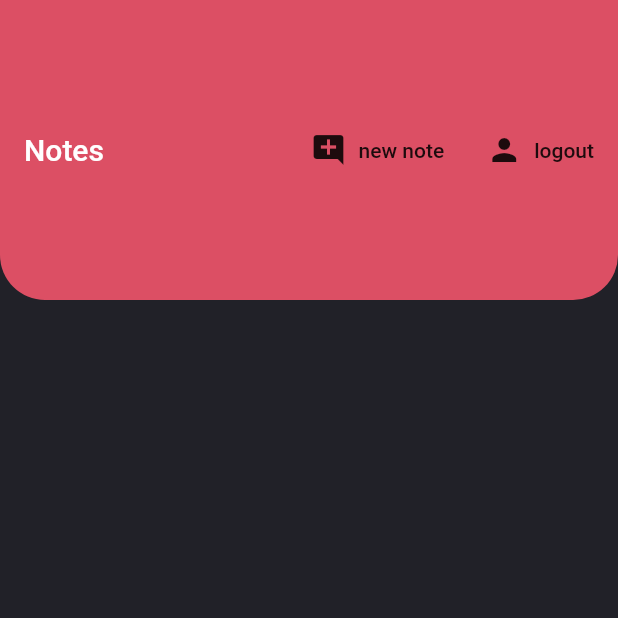
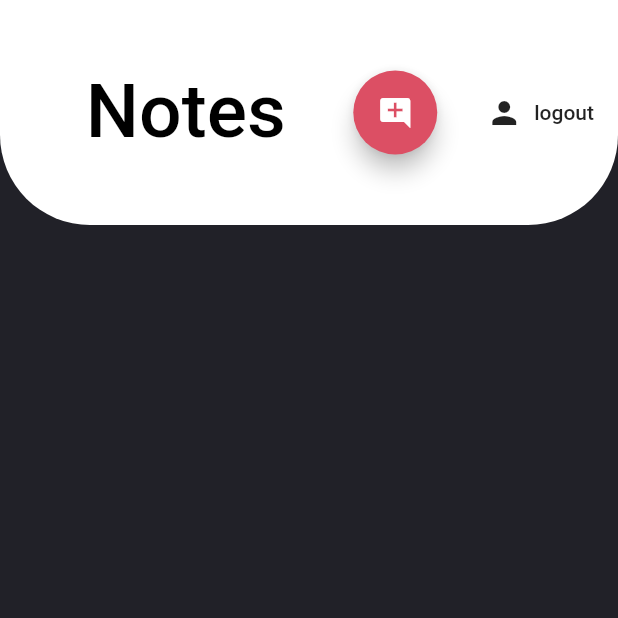
Before and after one commit to powerbuilder1/TodoApp, a Flutter app: the screen it shows once a user with an empty profile is signed in, on a phone screen of 412 x 824 dp, the top half of it. Run offline on Flutter 3.47's test engine with Material 2 defaults, Android fonts, the phone set to English and light mode, and no system bars; our stand-ins replace cloud_firestore, firebase_auth, firebase_core; accounts and stored records are empty.

Commit message:
sliding background / note form ui update

```diff
--- a/todoApp/lib/models/global.dart
+++ b/todoApp/lib/models/global.dart
@@ -59,3 +59,8 @@ TextStyle redText = new TextStyle(
   color: redColor,
   fontSize: 20
 );
+
+TextStyle slideText = TextStyle(
+  color: Colors.white,
+  fontWeight: FontWeight.w700,
+);
--- a/todoApp/lib/screens/home/home.dart
+++ b/todoApp/lib/screens/home/home.dart
@@ -19,8 +19,13 @@ class Home extends StatelessWidget {
     Note test = Note(title: 'Grundversorgung', mainPart: 'Pizza kaufen');
 
     void _showNewNotePanel(){
-      showModalBottomSheet(context: context, builder: (context) {
+      showModalBottomSheet(
+        context: context,
+        shape: RoundedRectangleBorder(borderRadius: BorderRadius.circular(25.0)),
+        backgroundColor: darkGreyColor,
+        builder: (context) {
           return Container(
+            height: 350.0,
             padding: EdgeInsets.symmetric(vertical: 20.0, horizontal: 60.0),
             child: NoteForm(),
           );
@@ -34,21 +39,41 @@ class Home extends StatelessWidget {
         appBar: AppBar(
           shape: RoundedRectangleBorder(
             borderRadius: BorderRadius.vertical(
-              bottom: Radius.circular(30)
+              bottom: Radius.circular(60)
             ),
           ),
-          toolbarHeight: 200.0,
-          backgroundColor: redColor,
-          title: Text('Notes'),
+          toolbarHeight: 150.0,
+          backgroundColor: Colors.white,
+          title: Container(
+            margin: EdgeInsets.only(left: MediaQuery.of(context).size.width * 0.1),
+            child: Text(
+              'Notes',
+              style: TextStyle(
+                color: Colors.black,
+                fontSize: 50.0,
+              ),
+            ),
+          ),
           elevation: 0.0,
           actions: [
-            FlatButton.icon(
-              icon: Icon(Icons.add_comment),
-              label: Text('new note'),
-              onPressed: () async {
-                // await DatabaseService(uid: user.uid).addNote(test);
-                _showNewNotePanel();
-              }
+            // FlatButton.icon(
+            //   icon: Icon(Icons.add_comment),
+            //   label: Text('new note'),
+            //   onPressed: () async {
+            //     // await DatabaseService(uid: user.uid).addNote(test);
+            //     _showNewNotePanel();
+            //   }
+            // ),
+            Container(
+              margin: EdgeInsets.only(right: MediaQuery.of(context).size.width *0.05),
+              child: FloatingActionButton(
+                child: Icon(Icons.add_comment),
+                backgroundColor: redColor,
+                onPressed: () async {
+                  // await DatabaseService(uid: user.uid).addNote(test);
+                  _showNewNotePanel();
+                }
+              ),
             ),
             FlatButton.icon(
               icon: Icon(Icons.person),
--- a/todoApp/lib/screens/home/note_tile.dart
+++ b/todoApp/lib/screens/home/note_tile.dart
@@ -10,11 +10,11 @@ class NoteTile extends StatelessWidget {
   @override
   Widget build(BuildContext context) {
     return Container(
+      margin: EdgeInsets.only(left: MediaQuery.of(context).size.width * 0.3),
+      alignment: Alignment.topLeft,
+      width: MediaQuery.of(context).size.width,
       child: Column(
         children: [
-        Divider(
-            color: Colors.white,
-          ),
           Text(
             note.title,
             style: redTodoTitle,
```
Also changed, not shown: todoApp/lib/screens/home/modules/slidingBackground.dart (added, +50 -0 lines), todoApp/lib/screens/home/new_note_form.dart (+21 -10 lines), todoApp/lib/screens/home/note_list.dart (+24 -6 lines), todoApp/lib/shared.dart/constants.dart (added, +12 -0 lines).
